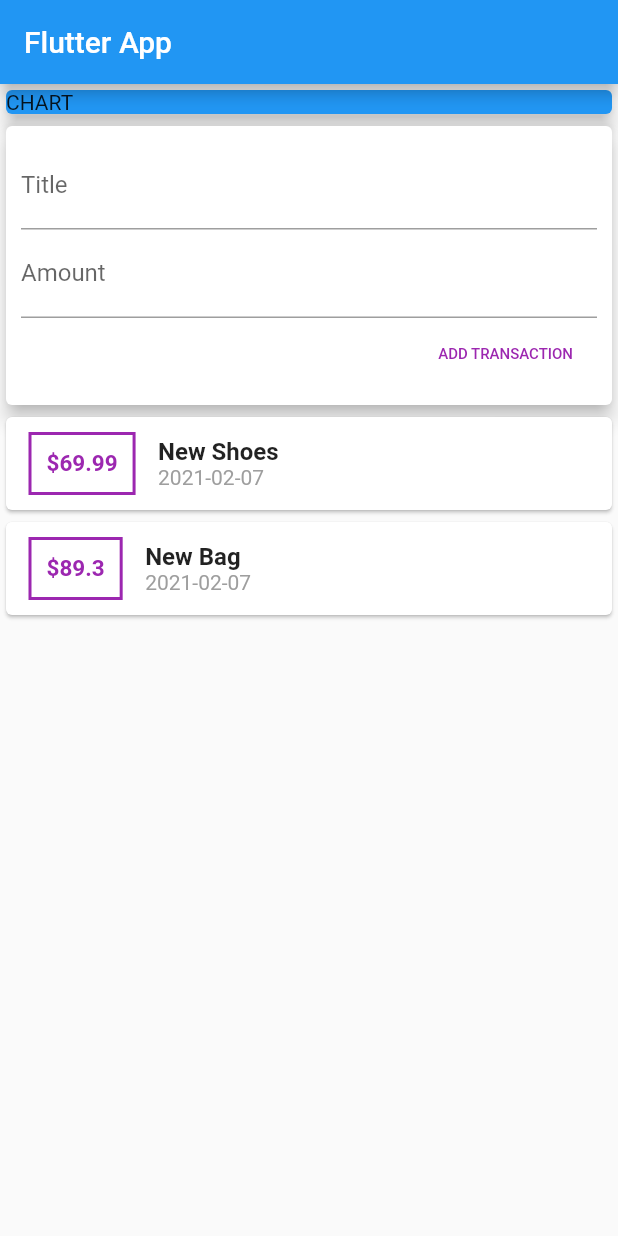
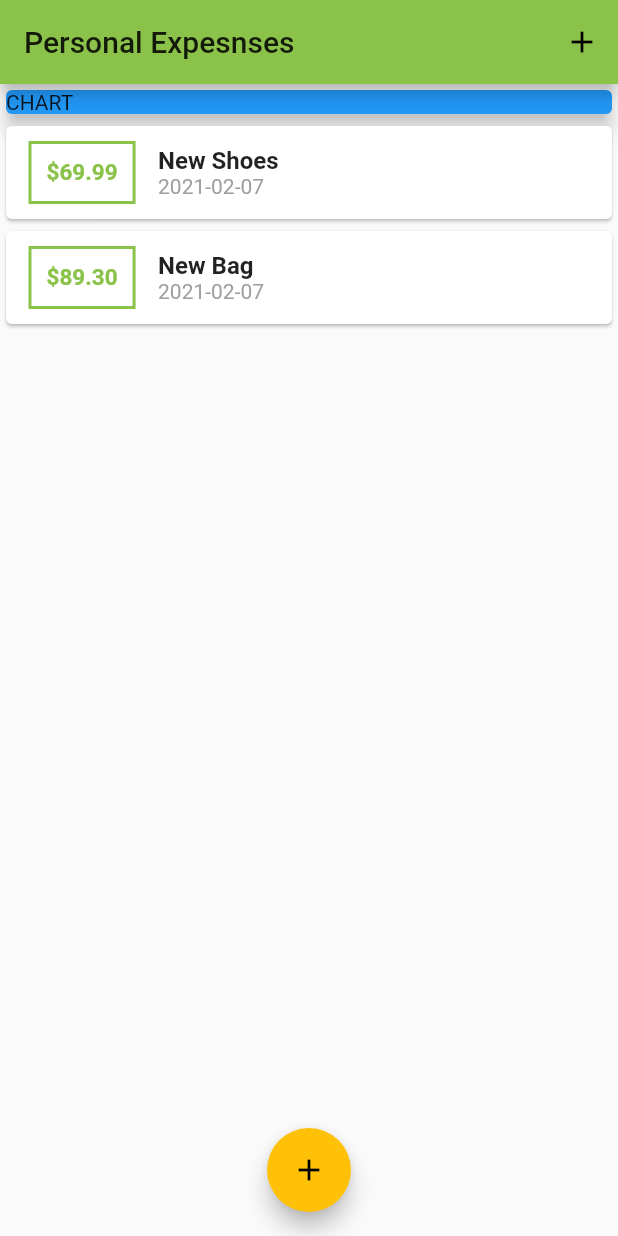
Before and after one commit to KavisaraSrisuwatcharee/udemy-flutter, a Flutter app: the screen it shows after launch, on a phone screen of 412 x 824 dp. Run offline on Flutter 3.47's test engine with Material 2 defaults, Android fonts, the phone set to English and light mode, and no system bars.

Commit message:
[ADD] Theme colors

```diff
--- a/personal_expense/lib/main.dart
+++ b/personal_expense/lib/main.dart
@@ -1,5 +1,7 @@
 import 'package:flutter/material.dart';
-import './widgets/user_transaction.dart';
+import 'package:personal_expense/widgets/new_transaction.dart';
+import './widgets/transaction_list.dart';
+import './models/transaction.dart';
 
 void main() {
   runApp(MyApp());
@@ -9,22 +11,63 @@ class MyApp extends StatelessWidget {
   @override
   Widget build(BuildContext context) {
     return MaterialApp(
-      title: 'Flutter App',
+      title: 'Personal Expenses',
+      theme: ThemeData(
+        primarySwatch: Colors.lightGreen,
+        accentColor: Colors.amber,
+      ),
       home: MyHomePage(),
     );
   }
 }
 
-class MyHomePage extends StatelessWidget {
+class MyHomePage extends StatefulWidget {
   // String titleInput;
   // String amountInput;
+  @override
+  _MyHomePageState createState() => _MyHomePageState();
+}
+
+class _MyHomePageState extends State<MyHomePage> {
+  final List<Transaction> _userTransactions = [
+    Transaction(
+        id: 't1', title: 'New Shoes', amount: 69.99, date: DateTime.now()),
+    Transaction(id: 't2', title: 'New Bag', amount: 89.30, date: DateTime.now())
+  ];
+
+  void _addNewTransaction(String txTitle, double txAmount) {
+    final newTx = Transaction(
+        id: DateTime.now().toString(),
+        title: txTitle,
+        amount: txAmount,
+        date: DateTime.now());
+
+    setState(() {
+      _userTransactions.add(newTx);
+    });
+  }
+
+  void startAddNewTransaction(BuildContext ctx) {
+    showModalBottomSheet(
+        context: ctx,
+        builder: (_) {
+          return GestureDetector(
+            onTap: () {},
+            child: NewTransaction(_addNewTransaction),
+            behavior: HitTestBehavior.opaque,
+          );
+        });
+  }
 
   @override
   Widget build(BuildContext context) {
     return Scaffold(
-      appBar: AppBar(
-        title: Text('Flutter App'),
-      ),
+      appBar: AppBar(title: Text('Personal Expesnses'), actions: <Widget>[
+        IconButton(
+          icon: Icon(Icons.add),
+          onPressed: () => startAddNewTransaction(context),
+        ),
+      ]),
       body: SingleChildScrollView(
         child: Column(
           // mainAxisAlignment: MainAxisAlignment.spaceAround,
@@ -38,9 +81,14 @@ class MyHomePage extends StatelessWidget {
                 elevation: 5,
               ),
             ),
-            UserTransactions()
+            TransactionList(_userTransactions),
           ],
         ),
+      ),
+      floatingActionButtonLocation: FloatingActionButtonLocation.centerFloat,
+      floatingActionButton: FloatingActionButton(
+        child: Icon(Icons.add),
+        onPressed: () => startAddNewTransaction(context),
       ),
     );
   }
--- a/personal_expense/lib/widgets/transaction_list.dart
+++ b/personal_expense/lib/widgets/transaction_list.dart
@@ -18,14 +18,15 @@ class TransactionList extends StatelessWidget {
                 Container(
                   margin: EdgeInsets.symmetric(vertical: 10, horizontal: 15),
                   decoration: BoxDecoration(
-                      border: Border.all(color: Colors.purple, width: 2)),
+                      border: Border.all(
+                          color: Theme.of(context).primaryColor, width: 2)),
                   padding: EdgeInsets.all(10),
                   child: Text(
-                    '\$${transactions[index].amount}',
+                    '\$${transactions[index].amount.toStringAsFixed(2)}',
                     style: TextStyle(
                       fontWeight: FontWeight.bold,
                       fontSize: 15,
-                      color: Colors.purple,
+                      color: Theme.of(context).primaryColor,
                     ),
                   ),
                 ),
--- a/personal_expense/lib/widgets/user_transaction.dart
+++ /dev/null
@@ -1,39 +0,0 @@
-import 'package:flutter/material.dart';
-import './transaction_list.dart';
-import './new_transaction.dart';
-import '../models/transaction.dart';
-
-class UserTransactions extends StatefulWidget {
-  @override
-  _UserTransactionsState createState() => _UserTransactionsState();
-}
-
-class _UserTransactionsState extends State<UserTransactions> {
-  final List<Transaction> _userTransaction = [
-    Transaction(
-        id: 't1', title: 'New Shoes', amount: 69.99, date: DateTime.now()),
-    Transaction(id: 't2', title: 'New Bag', amount: 89.30, date: DateTime.now())
-  ];
-
-  void _addNewTransaction(String txTitle, double txAmount) {
-    final newTx = Transaction(
-        id: DateTime.now().toString(),
-        title: txTitle,
-        amount: txAmount,
-        date: DateTime.now());
-
-    setState(() {
-      _userTransaction.add(newTx);
-    });
-  }
-
-  @override
-  Widget build(BuildContext context) {
-    return Column(
-      children: <Widget>[
-        NewTransaction(_addNewTransaction),
-        TransactionList(_userTransaction)
-      ],
-    );
-  }
-}
```
Also changed, not shown: personal_expense/lib/widgets/new_transaction.dart (+28 -7 lines).
